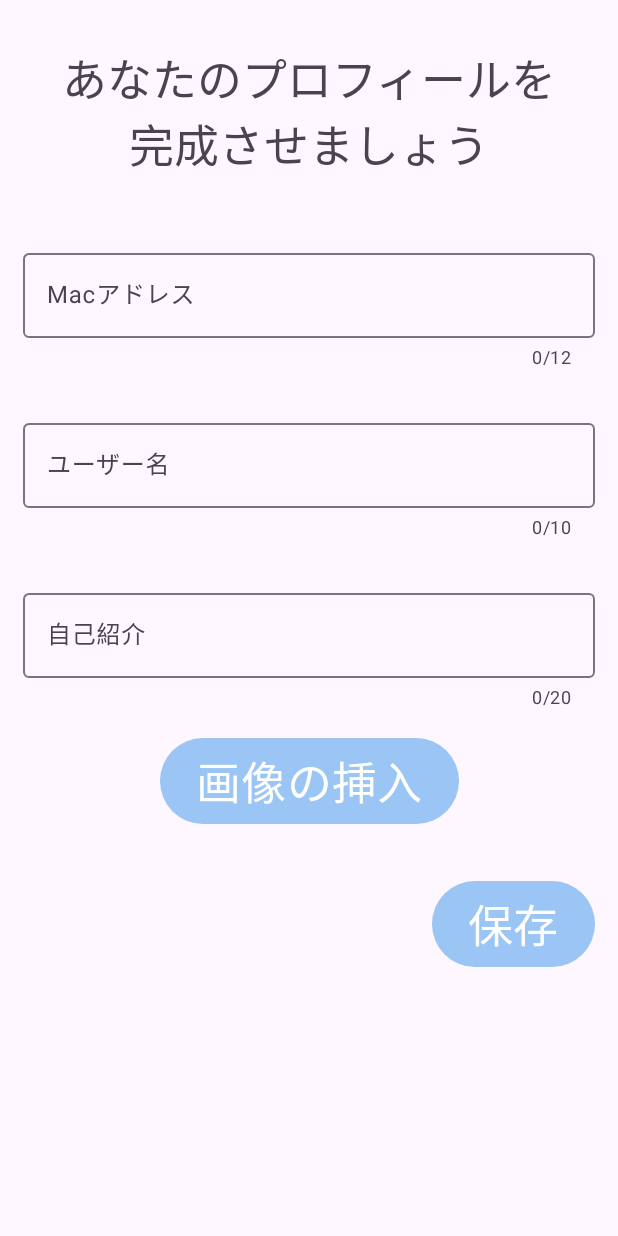
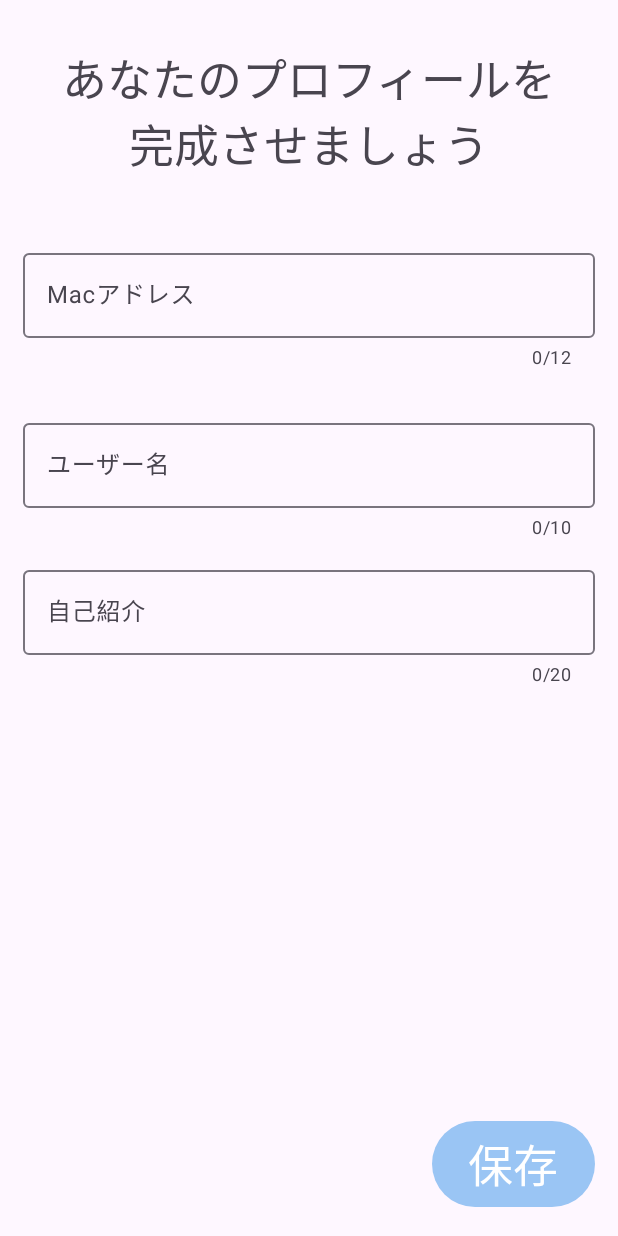
Before and after one commit to nozomi-terasawa/BluetoothMatchingApp, an Android app: the CreateProfileFragment screen opened through its navigation route, on a phone screen of 412 x 824 dp. Run offline under Robolectric (Android 15) with nearby library versions, the phone set to English and light mode, and no system bars; our stand-ins replace Firebase (no records; nobody signed in at launch, a user with empty details on screens opened directly).

Commit message:
画像の挿入ボタンを消去（画面遷移可能）

```diff
--- a/app/src/main/res/layout/fragment_create_profile.xml
+++ b/app/src/main/res/layout/fragment_create_profile.xml
@@ -80,7 +80,6 @@
         app:layout_constraintStart_toStartOf="parent"
         app:layout_constraintEnd_toEndOf="parent"
         app:layout_constraintTop_toBottomOf="@+id/second_text_input"
-        app:layout_constraintBottom_toTopOf="@id/image_button"
         app:errorEnabled="true"
         app:counterEnabled="true"
         app:counterMaxLength="20"
@@ -100,25 +99,14 @@
     </com.google.android.material.textfield.TextInputLayout>
 
     <Button
-        android:id="@+id/image_button"
-        android:layout_width="wrap_content"
-        android:layout_height="wrap_content"
-        android:text="画像の挿入"
-        android:textSize="30sp"
-        app:layout_constraintStart_toStartOf="parent"
-        app:layout_constraintEnd_toEndOf="parent"
-        app:layout_constraintTop_toBottomOf="@id/third_text_input"
-        app:layout_constraintBottom_toTopOf="@id/save_button" />
-
-    <Button
         android:id="@+id/save_button"
         android:layout_width="wrap_content"
         android:layout_height="wrap_content"
         android:text="保存"
         android:textSize="30sp"
         app:layout_constraintEnd_toEndOf="parent"
-        app:layout_constraintTop_toBottomOf="@+id/image_button"
+        app:layout_constraintBottom_toBottomOf="parent"
         android:layout_marginTop="30dp"
-        android:layout_marginRight="15dp" />
+        android:layout_margin="15dp" />
 
 </androidx.constraintlayout.widget.ConstraintLayout>
```
Also changed, not shown: app/src/main/java/com/example/bluettoothmatching/fragment/CreateProfileFragment.kt (+0 -33 lines).
